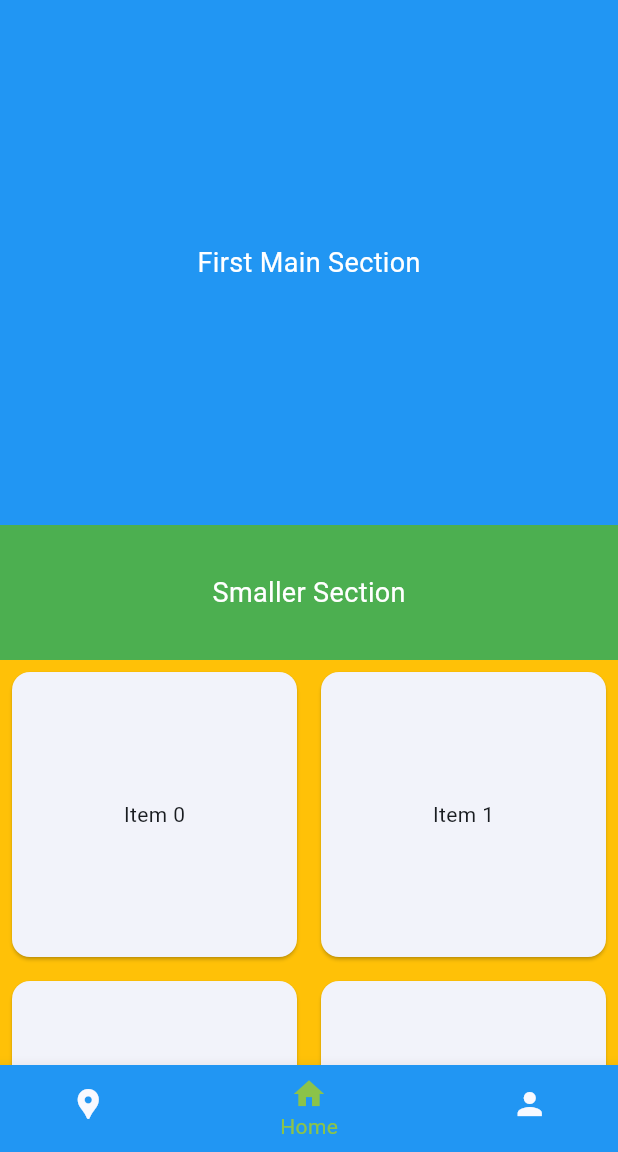
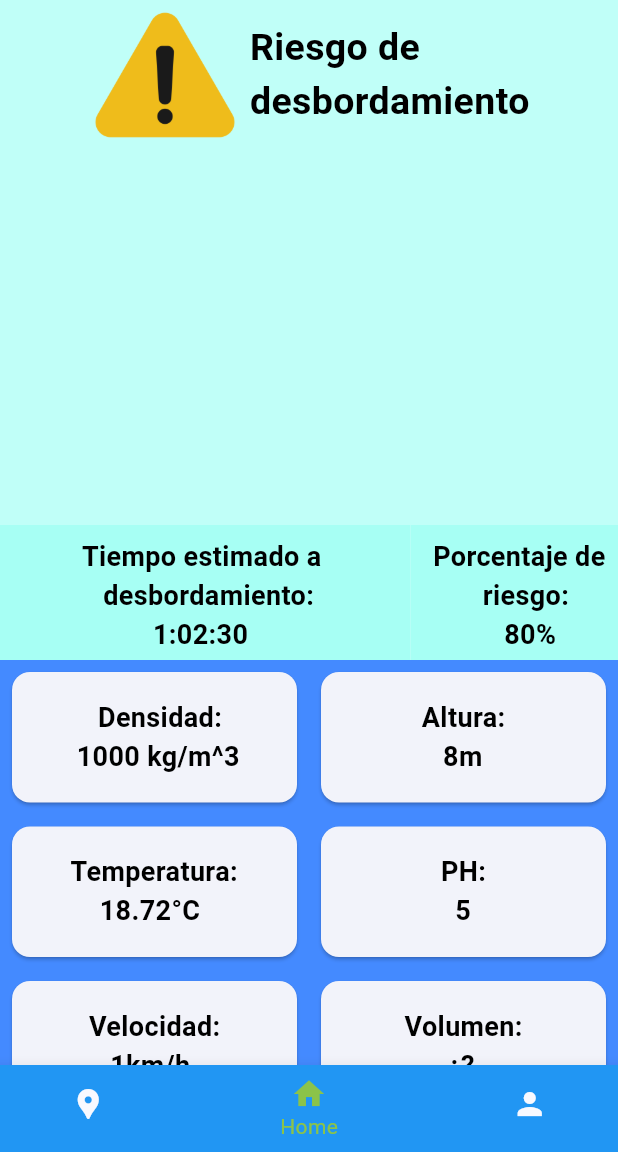
Before and after one commit to EfrenDaMo/atoyatltracker, a Flutter app: the screen it shows after launch, on a phone screen of 412 x 824 dp, the part 84-1236 px from its top. Run offline on Flutter 3.47's test engine with Material 2 defaults, Android fonts, the phone set to English and light mode, and no system bars.

Commit message:
Close to finishing main page

```diff
--- a/lib/main.dart
+++ b/lib/main.dart
@@ -58,15 +58,23 @@ class LocationPage extends StatelessWidget {
 
 class GridItem extends StatelessWidget {
   final int index;
+  final String text;
 
-  GridItem({required this.index});
+  const GridItem({super.key, required this.index, required this.text});
 
   @override
   Widget build(BuildContext context) {
     return Card(
-      margin: EdgeInsets.all(8.0),
+      margin: const EdgeInsets.all(8),
       child: Center(
-        child: Text('Item $index'),
+        child: Text(
+          text,
+          style: const TextStyle(
+            fontSize: 18, // Adjust the font size as needed
+            color: Colors.black, // Change the text color
+            fontWeight: FontWeight.bold, // Change the font weight
+          ),
+        ),
       ),
     );
   }
@@ -82,12 +90,31 @@ class HomePage extends StatelessWidget {
         children: <Widget>[
           Container(
             height: 350,
-            color: Colors.blue,
-            child: const Center(
-              child: Text(
-                'First Main Section',
-                style: TextStyle(fontSize: 18, color: Colors.white),
-              ),
+            width: 600,
+            color:  const Color.fromARGB(255, 192, 255, 248),
+            child: Column(
+              children: <Widget>[
+                SizedBox(
+                  height: 100,
+                  width: 600,
+                  child: Center(
+                    child: Row(
+                      children: <Widget> [
+                        const SizedBox(width: 60, ),
+                        Image.asset('Assets/Images/warningSign.png'),
+                        const Text(
+                          ' Riesgo de \n desbordamiento',
+                          style: TextStyle(
+                            fontSize: 25,
+                            color: Colors.black,
+                            fontWeight: FontWeight.bold,
+                          )
+                        ),
+                      ],
+                    ),
+                  ),
+                ),
+              ],
             ),
           ),
           Expanded(
@@ -95,26 +122,73 @@ class HomePage extends StatelessWidget {
               children: <Widget>[
                 Expanded(
                   flex: 1,
-                  child: Container(
-                    color: Colors.green,
-                    child: const Center(
-                      child: Text(
-                        'Smaller Section',
-                        style: TextStyle(fontSize: 18, color: Colors.white),
+                  child: Row(
+                    children: <Widget>[
+                      Container(
+                        width: 273.52,
+                        color: const Color(0xFFa7fff4),
+                        child: Container(
+                          margin: const EdgeInsets.all(8.0),
+                          child: const Center(
+                            child: Text(
+                              'Tiempo estimado a \n   desbordamiento: \n          1:02:30',
+                              style: TextStyle(
+                                fontSize: 18,
+                                color: Colors.black,
+                                fontWeight: FontWeight.bold,
+                              ),
+                            ),
+                          ),
+                        ),
                       ),
-                    ),
+                      Container(
+                        width: 150,
+                        color: const Color(0xFFa7fff4),
+                        child: Container(
+                          margin: const EdgeInsets.all(8.0),
+                          child: const Center(
+                            child: Text(
+                              'Porcentaje de \n       riesgo: \n          80%',
+                              style: TextStyle(
+                                fontSize: 18,
+                                color: Colors.black,
+                                fontWeight: FontWeight.bold,
+                              ),
+                            )
+                          ),
+                        ),
+                      ),
+                    ],
                   ),
                 ),
                 Expanded(
                   flex: 3,
                   child: Container(
-                    color: Colors.amber,
+                    color: Colors.blueAccent,
                     child: GridView.builder(
-                      gridDelegate: SliverGridDelegateWithFixedCrossAxisCount(
-                        crossAxisCount: 2, // Number of columns
+                      gridDelegate: const SliverGridDelegateWithFixedCrossAxisCount(
+                        crossAxisCount: 2,
+                        childAspectRatio: 2,
                       ),
                       itemBuilder: (context, index) {
-                        return GridItem(index: index);
+                        String text;
+                        if (index == 0) {
+                          text = '    Densidad: \n 1000 kg/m^3';
+                        } else if (index == 1) {
+                          text = ' Altura: \n    8m';
+                        } else if (index == 2) {
+                          text = ' Temperatura: \n     18.72°C';
+                        } else if (index == 3) {
+                          text = ' PH: \n   5 ';
+                        } else if (index == 4) {
+                          text = ' Velocidad: \n    1km/h';
+                        } else {
+                          text = ' Volumen: \n       ¿?';
+                        }
+                        return GridItem(
+                          index: index,
+                          text: text,
+                        );
                       },
                       itemCount: 6,
                     ),
--- a/pubspec.yaml
+++ b/pubspec.yaml
@@ -17,3 +17,5 @@ dev_dependencies:
 
 flutter:
   uses-material-design: true
+  assets:
+    - Assets/Images/
```
Also changed, not shown: Assets/Images/warningSign.png (added).
